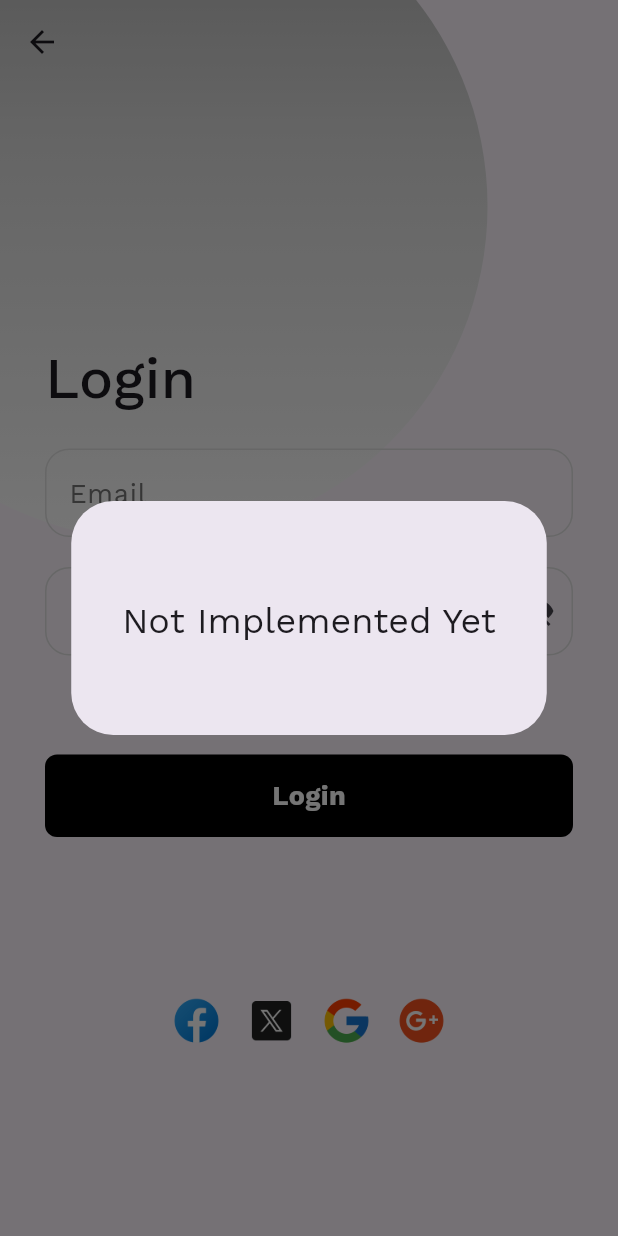
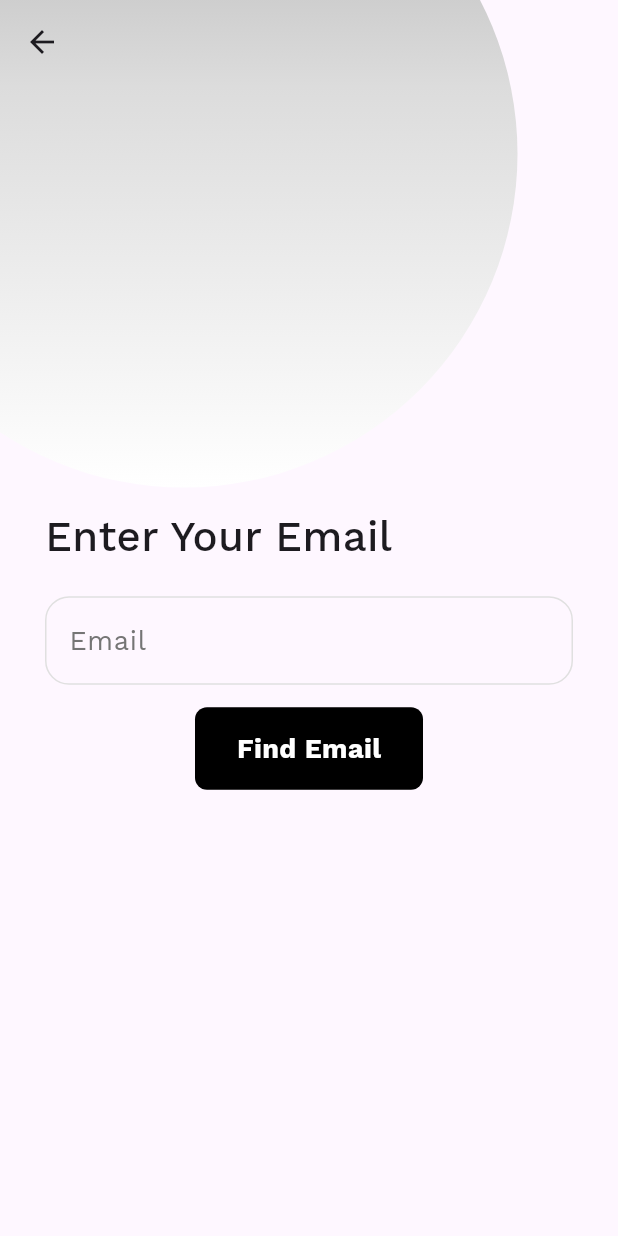
Before and after one commit to HazemAttia7/Arvo-E-Commerce-App-, a Flutter app: the LoginView screen opened by its route, after a tap on "Forgot Password?", on a phone screen of 412 x 824 dp. Run offline on Flutter 3.47's test engine with Material 3 defaults, Android fonts, the phone set to English and light mode, and no system bars; our stand-ins replace cloud_firestore, cloud_functions, dio, firebase_auth, firebase_core, flutter_riverpod and 1 more; missing offline and left inert: email_otp; accounts and stored records are empty; generated files the repository leaves out were written again.

Commit message:
Added forgot message feature

```diff
--- /dev/null
+++ b/lib/Login/views/forgot_password_view.dart
@@ -0,0 +1,28 @@
+import 'package:e_commerce_app/Login/widgets/forgot_password_view_content.dart';
+import 'package:e_commerce_app/global/widgets/custom_positioned_gradient_circle.dart';
+import 'package:flutter/material.dart';
+
+// ignore: must_be_immutable
+class ForgotPasswordView extends StatelessWidget {
+  const ForgotPasswordView({super.key});
+
+
+  @override
+  Widget build(BuildContext context) {
+    return Scaffold(
+      extendBodyBehindAppBar: true,
+      appBar: AppBar(backgroundColor: Colors.transparent),
+      body: const Stack(
+        children: [
+          CustomPositionedGradientCircle(
+            circleSize: 445,
+            top: -120,
+            left: -100,
+          ),
+          ForgotPasswordViewContent(
+          ),
+        ],
+      ),
+    );
+  }
+}
--- a/lib/Login/widgets/custom_underlined_clickable_text.dart
+++ b/lib/Login/widgets/custom_underlined_clickable_text.dart
@@ -1,15 +1,12 @@
-import 'package:e_commerce_app/global/helper/methods.dart';
 import 'package:flutter/material.dart';
 
 class CustomUnderlinedClickableText extends StatelessWidget {
-  const CustomUnderlinedClickableText({super.key});
-
+  const CustomUnderlinedClickableText({super.key, required this.onTap});
+  final VoidCallback onTap;
   @override
   Widget build(BuildContext context) {
     return GestureDetector(
-      onTap: () {
-        showAlertCustomDialog(context, title: "Not Implemented Yet");
-      },
+      onTap: onTap,
       child: const Text(
         "Forgot Password?",
         style: TextStyle(
--- /dev/null
+++ b/lib/Login/widgets/forgot_password_form.dart
@@ -0,0 +1,94 @@
+import 'package:e_commerce_app/Create%20Account/helper/methods.dart';
+import 'package:e_commerce_app/Landing%20Page/widgets/custom_button.dart';
+import 'package:e_commerce_app/global/helper/methods.dart';
+import 'package:e_commerce_app/global/services/auth_service.dart';
+import 'package:e_commerce_app/global/widgets/custom_dialog.dart';
+import 'package:e_commerce_app/global/widgets/custom_loading_indicator.dart';
+import 'package:e_commerce_app/global/widgets/custom_text_form_field.dart';
+import 'package:flutter/material.dart';
+
+class ForgotPasswordForm extends StatefulWidget {
+  const ForgotPasswordForm({super.key});
+
+  @override
+  State<ForgotPasswordForm> createState() => _ForgotPasswordFormState();
+}
+
+class _ForgotPasswordFormState extends State<ForgotPasswordForm> {
+  String userEmail = "";
+  final GlobalKey<FormState> _formKey = GlobalKey();
+  bool isLoading = false;
+  AutovalidateMode autoValidateMode = AutovalidateMode.disabled;
+  @override
+  Widget build(BuildContext context) {
+    return Form(
+      key: _formKey,
+      autovalidateMode: autoValidateMode,
+      child: Column(
+        children: [
+          const SizedBox(height: 20),
+          CustomTextFormField(
+            hintText: "Email",
+            validator: (data) {
+              return validateEmail(data);
+            },
+            onSaved: (data) {
+              userEmail = data!;
+            },
+          ),
+          const SizedBox(height: 15),
+          isLoading
+              ? const Padding(
+                padding: EdgeInsets.symmetric(horizontal: 100),
+                child: CustomLoadingIndicator(),
+              )
+              : Padding(
+                padding: const EdgeInsets.symmetric(horizontal: 100),
+                child: CustomButton(
+                  text: "Find Email",
+                  onTap: () async {
+                    if (_formKey.currentState!.validate()) {
+                      _formKey.currentState!.save();
+                      setState(() {
+                        isLoading = true;
+                      });
+                      if (await AuthService.isEmailExist(
+                        context,
+                        email: userEmail,
+                      )) {
+                        if (await AuthService.sendPasswordReset(
+                          context: context,
+                          email: userEmail,
+                          triggerLoading: () {
+                            setState(() {
+                              isLoading = true;
+                            });
+                          },
+                        )) {
+                          setState(() {
+                            isLoading = false;
+                          });
+                          await showCustomDialog(
+                            context,
+                            title: "Password Reset",
+                            subtitle: "Email Sent Successfully",
+                            state: enState.success,
+                            image: 'assets/images/success.png',
+                          );
+                          Navigator.pop(context);
+                        }
+                      } else {
+                        setState(() {
+                          isLoading = false;
+                        });
+                        autoValidateMode = AutovalidateMode.always;
+                      }
+                    }
+                  },
+                ),
+              ),
+        ],
+      ),
+    );
+  }
+}
--- /dev/null
+++ b/lib/Login/widgets/forgot_password_view_content.dart
@@ -0,0 +1,31 @@
+import 'package:e_commerce_app/Login/widgets/forgot_password_form.dart';
+import 'package:e_commerce_app/global/widgets/custom_text.dart';
+import 'package:flutter/material.dart';
+
+class ForgotPasswordViewContent extends StatelessWidget {
+  const ForgotPasswordViewContent({super.key});
+
+  @override
+  Widget build(BuildContext context) {
+    return Padding(
+      padding: const EdgeInsets.symmetric(horizontal: 30),
+      child: SingleChildScrollView(
+        physics: const ClampingScrollPhysics(),
+        child: ConstrainedBox(
+          constraints: BoxConstraints(
+            minHeight: MediaQuery.of(context).size.height - 130,
+          ),
+          child: const Column(
+            crossAxisAlignment: CrossAxisAlignment.start,
+            mainAxisAlignment: MainAxisAlignment.center,
+            children: [
+              SizedBox(height: 170),
+              CustomText(text: "Enter Your Email", fontSize: 28),
+              ForgotPasswordForm(),
+            ],
+          ),
+        ),
+      ),
+    );
+  }
+}
--- a/lib/Login/widgets/login_form.dart
+++ b/lib/Login/widgets/login_form.dart
@@ -1,3 +1,4 @@
+import 'package:e_commerce_app/Login/views/forgot_password_view.dart';
 import 'package:e_commerce_app/global/models/user_model.dart';
 import 'package:e_commerce_app/Landing%20Page/widgets/custom_button.dart';
 import 'package:e_commerce_app/Login/helper/methods.dart';
@@ -62,7 +63,16 @@ class _LoginFormState extends State<LoginForm> {
               isPassword: true,
             ),
             const SizedBox(height: 20),
-            const CustomUnderlinedClickableText(),
+            CustomUnderlinedClickableText(
+              onTap: () {
+                Navigator.push(
+                  context,
+                  MaterialPageRoute(
+                    builder: (context) => const ForgotPasswordView(),
+                  ),
+                );
+              },
+            ),
             const SizedBox(height: 25),
             isLoading
                 ? const CustomLoadingIndicator()
--- a/lib/global/services/auth_service.dart
+++ b/lib/global/services/auth_service.dart
@@ -59,7 +59,7 @@ class AuthService {
           userData,
           "Favorites List",
         );
-        Map<ProductModel,int> shoppingCartMap = await _getMapFromJSON(
+        Map<ProductModel, int> shoppingCartMap = await _getMapFromJSON(
           userData,
           "Shopping Cart",
         );
@@ -170,4 +170,48 @@ static Future<Map<ProductModel, int>> _getMapFromJSON(
     }
     return false;
   }
+
+  static Future<bool> isEmailExist(
+    BuildContext context, {
+    required String email,
+  }) async {
+    try {
+      CollectionReference users = FirebaseFirestore.instance.collection(
+        usersCollectionName,
+      );
+      final querySnapshot =
+          await users.where('Email', isEqualTo: email).limit(1).get();
+      if (querySnapshot.docs.isNotEmpty) {
+        return true;
+      } else {
+        showErrorMessage(context, title: "Oops!", message: "Email not found");
+        return false;
       }
+    } catch (e) {
+      showErrorMessage(context, title: "Oops!", message: "Email not found");
+      return false;
+    }
+  }
+
+  static Future<bool> sendPasswordReset({
+    required BuildContext context,
+    required String email,
+    required VoidCallback triggerLoading,
+  }) async {
+    try {
+      triggerLoading();
+      await FirebaseAuth.instance.sendPasswordResetEmail(email: email);
+      return true;
+    } on FirebaseAuthException catch (e) {
+      showErrorMessage(
+        context,
+        title: "Oops!",
+        message: getErrorMessage(e.code),
+      );
+      return false;
+    } catch (e) {
+      showErrorMessage(context, title: "Oops!", message: e.toString());
+      return false;
+    }
+  }
+}
--- a/lib/global/widgets/custom_text.dart
+++ b/lib/global/widgets/custom_text.dart
@@ -1,14 +1,15 @@
 import 'package:flutter/material.dart';
 
 class CustomText extends StatelessWidget {
-  const CustomText({super.key, required this.text, this.textAlign});
+  const CustomText({super.key, required this.text, this.textAlign,  this.fontSize = 38});
   final String text;
   final TextAlign? textAlign;
+  final double fontSize;
   @override
   Widget build(BuildContext context) {
     return Text(
       text,
-      style: const TextStyle(fontSize: 38, fontWeight: FontWeight.w500),
+      style: TextStyle(fontSize: fontSize, fontWeight: FontWeight.w500),
       textAlign: textAlign,
     );
   }
--- a/lib/main.dart
+++ b/lib/main.dart
@@ -16,7 +16,6 @@ import 'package:provider/provider.dart' as provider;
 void main() async {
   WidgetsFlutterBinding.ensureInitialized();
   await Firebase.initializeApp(options: DefaultFirebaseOptions.currentPlatform);
-  // RealmPreferenceService().setRememberMePreference(remember: false);
   runApp(
     ProviderScope(
       child: provider.Provider<RealmPreferenceService>(
```
Lines whose indentation alone changed are shown as unchanged.
